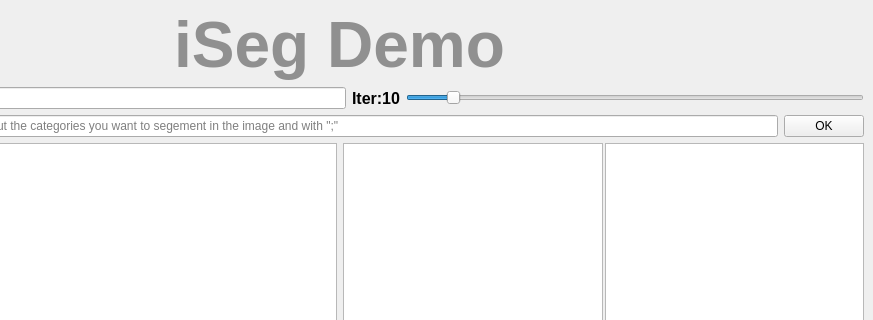
linsun449/iseg.code, file ui/interaction.ui: the form before one commit; both pictures show x 194 to 1067 and y 0 to 320 of the 1067 by 780 pixel window.
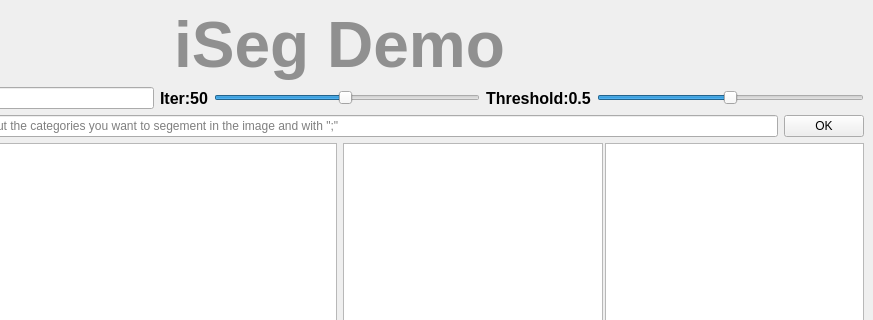
The form after the commit.

```diff
--- a/ui/interaction.ui
+++ b/ui/interaction.ui
@@ -517,7 +517,7 @@
              </font>
             </property>
             <property name="text">
-             <string>Iter:10</string>
+             <string>Iter:50</string>
             </property>
            </widget>
           </item>
@@ -533,7 +533,40 @@
              <number>100</number>
             </property>
             <property name="value">
-             <number>10</number>
+             <number>50</number>
+            </property>
+            <property name="orientation">
+             <enum>Qt::Horizontal</enum>
+            </property>
+           </widget>
+          </item>
+          <item>
+           <widget class="QLabel" name="label_thr">
+            <property name="cursor">
+             <cursorShape>PointingHandCursor</cursorShape>
+            </property>
+            <property name="font">
+             <font>
+              <pointsize>12</pointsize>
+              <weight>75</weight>
+              <bold>true</bold>
+             </font>
+            </property>
+            <property name="text">
+             <string>Threshold:0.5</string>
+            </property>
+           </widget>
+          </item>
+          <item>
+           <widget class="QSlider" name="slider_thr">
+            <property name="maximum">
+             <number>100</number>
+            </property>
+            <property name="singleStep">
+             <number>1</number>
+            </property>
+            <property name="value">
+             <number>50</number>
             </property>
             <property name="orientation">
              <enum>Qt::Horizontal</enum>
```
